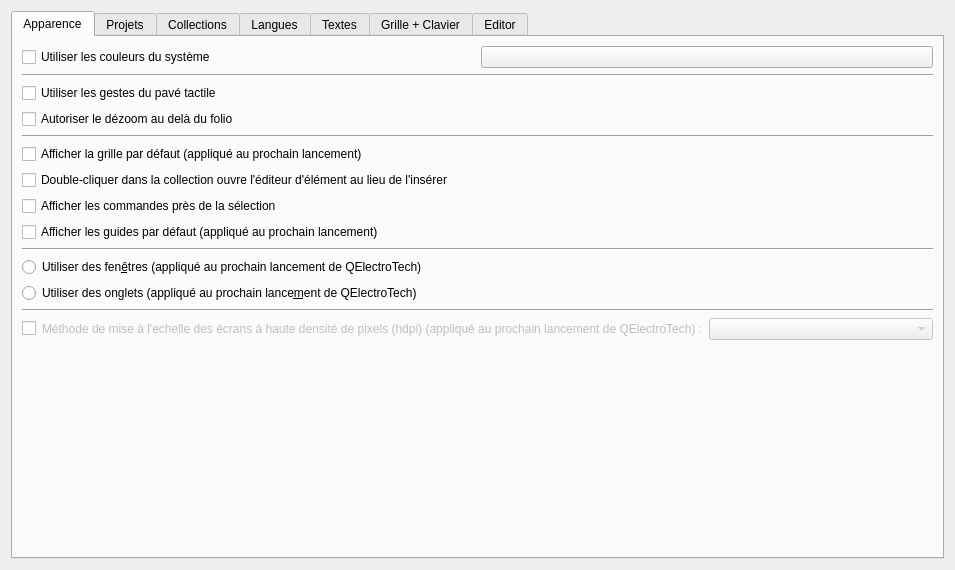
First picture: the form in sources/ui/configpage/generalconfigurationpage.ui, repository ispyisail/qelectrotech-source-mirror, before the edit.
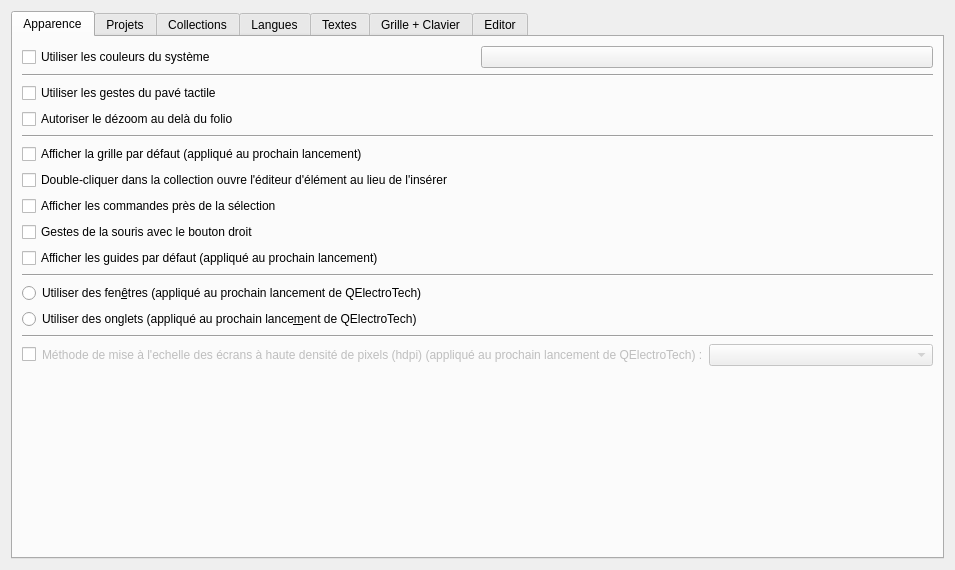
Second picture: the form after the edit. Custom widgets are drawn as their Qt base class.

Commit message: Run commands with right-drag mouse gestures

Diff of the .ui file:
```diff
--- a/sources/ui/configpage/generalconfigurationpage.ui
+++ b/sources/ui/configpage/generalconfigurationpage.ui
@@ -97,6 +97,16 @@
          </property>
         </widget>
        </item>
+       <item>
+        <widget class="QCheckBox" name="m_mouse_gestures_cb">
+         <property name="toolTip">
+          <string>Maintenir le bouton droit et glisser dans une direction lance une commande de la barre de raccourcis. Un simple clic droit ouvre toujours le menu contextuel, au relâchement du bouton.</string>
+         </property>
+         <property name="text">
+          <string>Gestes de la souris avec le bouton droit</string>
+         </property>
+        </widget>
+       </item>
        <item>
         <widget class="QCheckBox" name="guides_startup_cb">
          <property name="text">
```
The commit also changes 6 other files.
